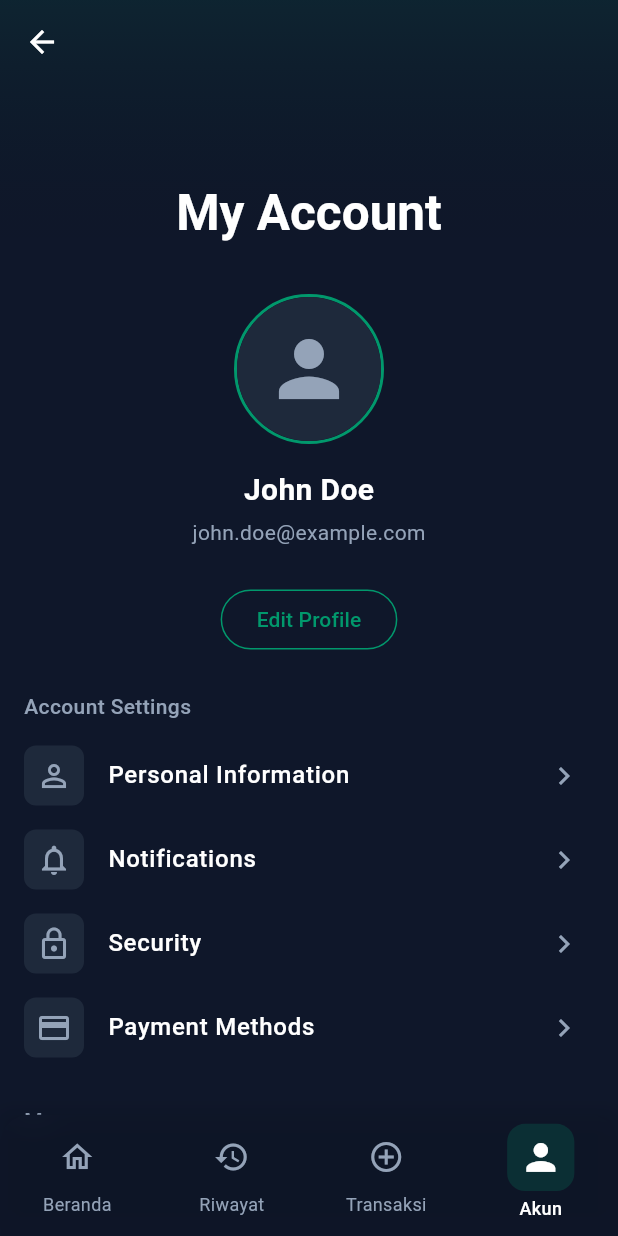
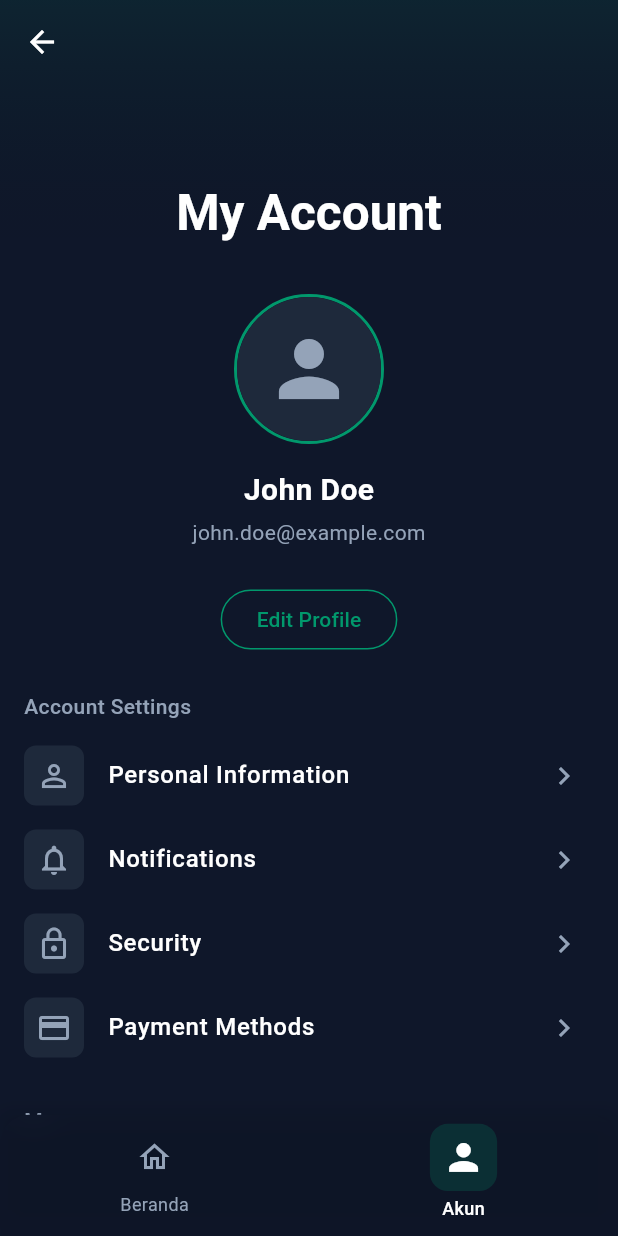
Before and after one commit to Elmanda1/tabungan-sekolah, a Flutter app: the AkunView screen opened by its route, on a phone screen of 412 x 824 dp. Run offline on Flutter 3.47's test engine with Material 3 defaults, Android fonts, the phone set to English and light mode, and no system bars.

Commit message:
feature enabling and disabling via appconfig

```diff
--- a/lib/components/nav_bar.dart
+++ b/lib/components/nav_bar.dart
@@ -20,7 +20,15 @@ class BottomNavBar extends StatelessWidget {
 
   @override
   Widget build(BuildContext context) {
+    print('=== Building BottomNavBar ===');
     final appConfig = Provider.of<AppConfig>(context, listen: true);
+
+    // Debug print all feature flags
+    print('All feature flags:');
+    appConfig.featureFlags.forEach((key, value) {
+      print('- $key: $value');
+    });
+
     final config = NavBarConfig.fromAppConfig({
       'menuTexts': appConfig.menuTexts,
       'menuIcons': appConfig.menuIcons,
@@ -32,8 +40,30 @@ class BottomNavBar extends StatelessWidget {
     final menuTexts = _getMergedMenuTexts(config.menuTexts);
     final colors = config.colors;
 
+    print('All menu items: ${menuTexts.keys.toList()}');
+
+    // Get only enabled menu items
+    final enabledItems = menuTexts.entries.where((entry) {
+      final featureFlag = 'feature.${entry.key}.enabled';
+      final isEnabled = appConfig.isFeatureEnabled(featureFlag);
+      print('Nav Item: ${entry.key}, Enabled: $isEnabled, Flag: $featureFlag');
+      return isEnabled;
+    }).toList();
+
+    print('Total enabled items: ${enabledItems.length}');
+    print('Enabled items: ${enabledItems.map((e) => e.key).toList()}');
+
+    // Don't show navigation bar if there are less than 2 items
+    if (enabledItems.length < 2) {
+      print('Hiding navigation bar - only ${enabledItems.length} items enabled (need at least 2)');
+      print('Enabled items: ${enabledItems.map((e) => e.key).toList()}');
+      return const SizedBox.shrink();
+    }
+
     // Create navigation items
-    final items = _buildNavItems(menuTexts, colors);
+    print('Building navigation bar with ${enabledItems.length} items');
+    final items = _buildNavItems(enabledItems, colors);
+    print('Navigation items built successfully');
 
     return Container(
       decoration: BoxDecoration(
@@ -48,8 +78,8 @@ class BottomNavBar extends StatelessWidget {
       child: BlurContainer(
         child: BottomNavigationBar(
           items: items,
-          currentIndex: _getCurrentIndex(menuTexts),
-          onTap: (index) => _onItemTapped(index, menuTexts),
+          currentIndex: _getCurrentIndex(menuTexts, enabledItems),
+          onTap: (index) => _onItemTapped(index, enabledItems, menuTexts),
           type: BottomNavigationBarType.fixed,
           backgroundColor: Colors.transparent,
           selectedItemColor: colors['text'],
@@ -73,10 +103,10 @@ class BottomNavBar extends StatelessWidget {
   }
 
   List<BottomNavigationBarItem> _buildNavItems(
-    Map<String, String> menuTexts,
+    List<MapEntry<String, String>> enabledItems,
     Map<String, Color> colors,
   ) {
-    return menuTexts.entries.map((entry) {
+    return enabledItems.map((entry) {
       final key = entry.key;
       final isActive = NavBarUtils.getMenuKeyForRoute(currentRoute) == key;
 
@@ -91,16 +121,31 @@ class BottomNavBar extends StatelessWidget {
     }).toList();
   }
 
-  int _getCurrentIndex(Map<String, String> menuTexts) {
+  int _getCurrentIndex(
+    Map<String, String> allMenuTexts,
+    List<MapEntry<String, String>> enabledItems,
+  ) {
     final currentKey = NavConstants.routeToKey[currentRoute];
-    final index = menuTexts.entries.toList().indexWhere(
+
+    // If no items are enabled, return 0 as a fallback
+    if (enabledItems.isEmpty) return 0;
+
+    // Find the index in the filtered list
+    final index = enabledItems.indexWhere(
       (entry) => entry.key == currentKey,
     );
-    return index.clamp(0, menuTexts.length - 1);
+
+    // If current route is not in enabled items, default to first enabled item
+    return index >= 0 ? index : 0;
   }
 
-  void _onItemTapped(int index, Map<String, String> menuTexts) {
-    final menuKey = menuTexts.keys.elementAt(index);
+  void _onItemTapped(
+    int index,
+    List<MapEntry<String, String>> enabledItems,
+    Map<String, String> allMenuTexts,
+  ) {
+    if (index >= 0 && index < enabledItems.length) {
+      final menuKey = enabledItems[index].key;
       final route = NavConstants.routeToKey.entries
           .firstWhere(
             (entry) => entry.value == menuKey,
@@ -108,6 +153,7 @@ class BottomNavBar extends StatelessWidget {
           )
           .key;
       onItemTapped(route);
+    }
   }
 
   TextStyle _getLabelStyle(Color? color, bool isSelected) {
--- a/lib/models/appconfig.dart
+++ b/lib/models/appconfig.dart
@@ -5,6 +5,7 @@ class AppConfig extends ChangeNotifier {
   final Map<String, IconData> menuIcons;
   final Map<String, IconData> menuActiveIcons;
   final Map<String, Color> colorPalette;
+  final Map<String, bool> featureFlags;
 
   // Default constructor with required parameters
   AppConfig({
@@ -12,12 +13,23 @@ class AppConfig extends ChangeNotifier {
     required Map<String, IconData> menuIcons,
     required Map<String, IconData> menuActiveIcons,
     required Map<String, Color> colorPalette,
+    Map<String, bool>? featureFlags,
   })  : menuTexts = Map<String, String>.from(menuTexts),
         menuIcons = Map<String, IconData>.from(menuIcons),
         menuActiveIcons = Map<String, IconData>.from(menuActiveIcons),
-        colorPalette = Map<String, Color>.from(colorPalette) {
+        colorPalette = Map<String, Color>.from(colorPalette),
+        featureFlags = Map<String, bool>.from(featureFlags ?? {}) {
     // Ensure all required keys exist
     _validateMaps();
+  }
+
+  // Check if a feature is enabled
+  bool isFeatureEnabled(String feature) => featureFlags[feature] ?? false;
+
+  // Enable/disable a feature
+  void setFeature(String feature, bool enabled) {
+    featureFlags[feature] = enabled;
+    notifyListeners();
   }
 
   // Factory constructor with default values
```
Also changed, not shown: lib/main.dart (+3 -5 lines), lib/providers/appconfigprovider.dart (+17 -0 lines), lib/views/login_view.dart (+26 -1 lines). Lines whose indentation alone changed are shown as unchanged.
